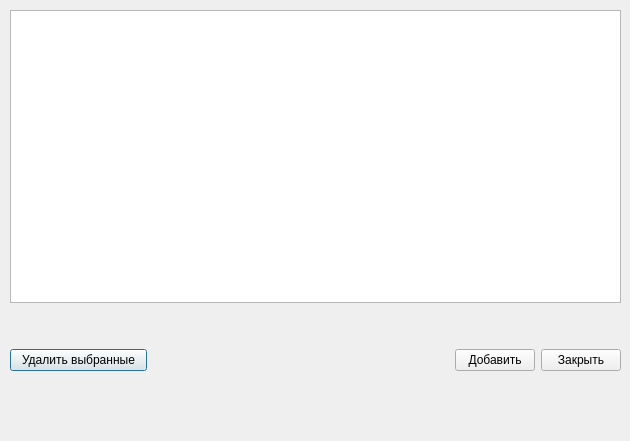
Before: the Qt Designer form ContactsDialog.ui in okostynchuk/Outcall, drawn with Qt 5.
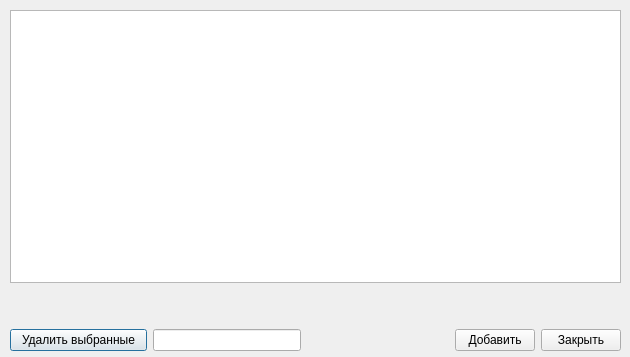
After: the same form once the commit is applied.

Commit message: Auto size of the window

What changed in the file:
```diff
--- a/ContactsDialog.ui
+++ b/ContactsDialog.ui
@@ -7,7 +7,7 @@
     <x>0</x>
     <y>0</y>
     <width>630</width>
-    <height>441</height>
+    <height>357</height>
    </rect>
   </property>
   <property name="windowTitle">
@@ -22,7 +22,7 @@
      <x>10</x>
      <y>10</y>
      <width>611</width>
-     <height>361</height>
+     <height>341</height>
     </rect>
    </property>
    <layout class="QVBoxLayout" name="verticalLayout">
@@ -75,6 +75,16 @@
       </item>
       <item>
        <layout class="QHBoxLayout" name="horizontalLayout">
+        <item>
+         <widget class="QLineEdit" name="lineEdit">
+          <property name="toolTip">
+           <string>Поиск по таблице</string>
+          </property>
+          <property name="whatsThis">
+           <string>Поиск по таблице</string>
+          </property>
+         </widget>
+        </item>
         <item>
          <spacer name="horizontalSpacer">
           <property name="orientation">
```
The commit also changes 2 other files.
